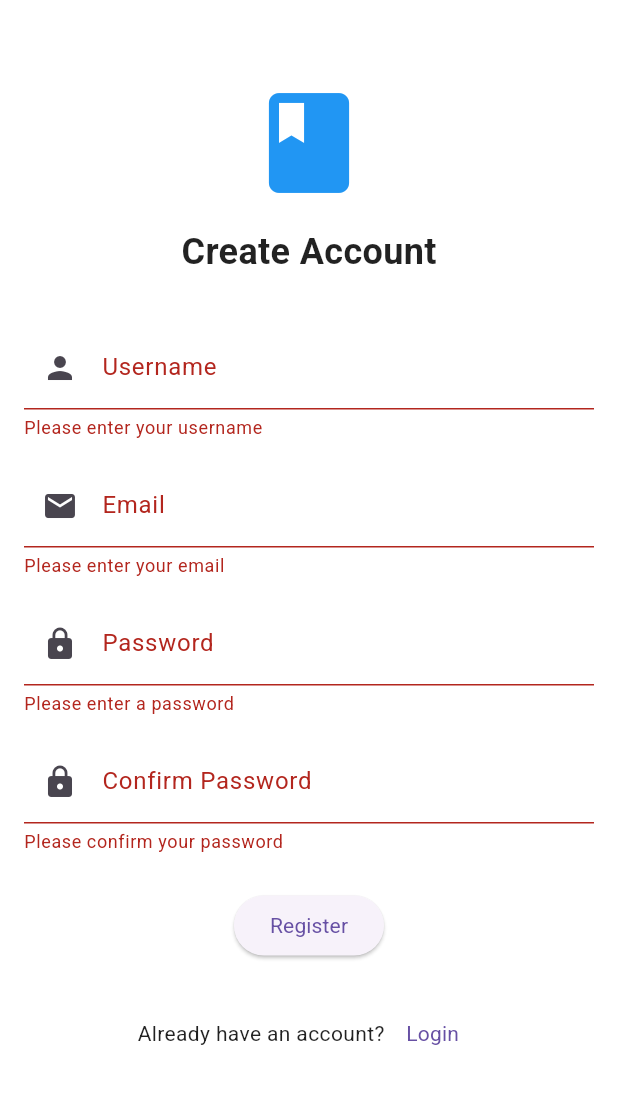
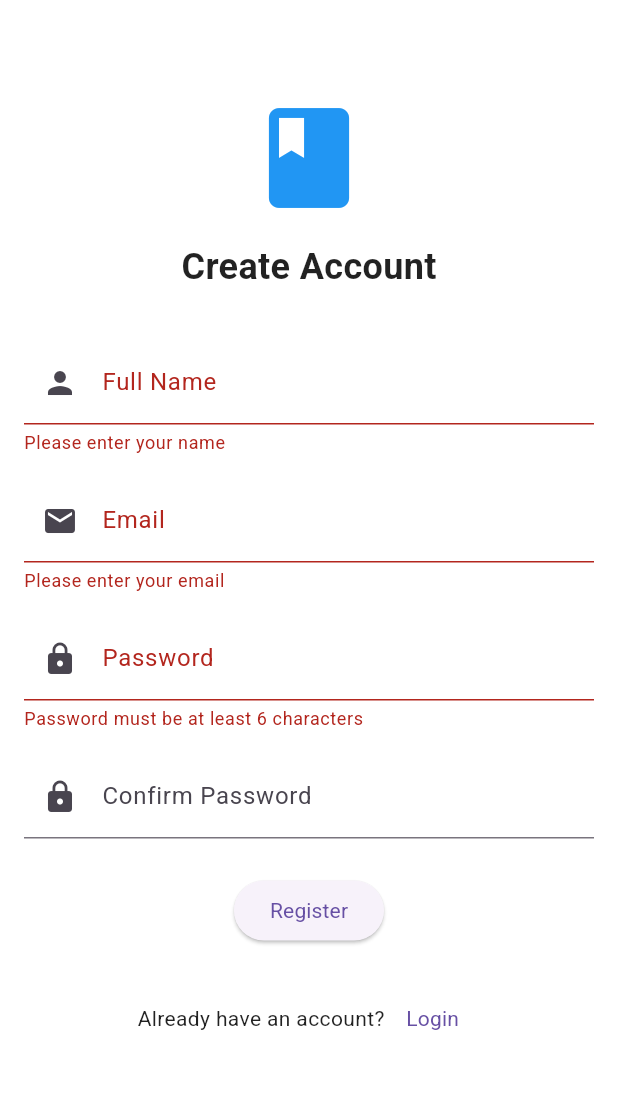
Before and after one commit to hearyaldy/alkitab_2.0, a Flutter app: the RegisterScreen screen opened by its route, after a tap on "Register", on a phone screen of 412 x 824 dp, the part 84-1188 px from its top. Run offline on Flutter 3.47's test engine with Material 3 defaults, Android fonts, the phone set to English and light mode, and no system bars; our stand-ins replace flutter_dotenv, flutter_riverpod, go_router, hive_flutter, supabase_flutter; accounts and stored records are empty.

Commit message:
User Name Fix

```diff
--- a/lib/screens/auth/register_screen.dart
+++ b/lib/screens/auth/register_screen.dart
@@ -1,6 +1,7 @@
 import 'package:flutter/material.dart';
 import 'package:flutter_riverpod/flutter_riverpod.dart';
 import 'package:go_router/go_router.dart';
+import 'package:supabase_flutter/supabase_flutter.dart';
 import '../../providers/auth_provider.dart';
 
 class RegisterScreen extends ConsumerStatefulWidget {
@@ -12,8 +13,7 @@ class RegisterScreen extends ConsumerStatefulWidget {
 
 class RegisterScreenState extends ConsumerState<RegisterScreen> {
   final _formKey = GlobalKey<FormState>();
-  final _usernameController =
-      TextEditingController(); // Added username controller
+  final _usernameController = TextEditingController();
   final _emailController = TextEditingController();
   final _passwordController = TextEditingController();
   final _confirmPasswordController = TextEditingController();
@@ -37,15 +37,25 @@ class RegisterScreenState extends ConsumerState<RegisterScreen> {
       });
 
       try {
-        // Added username in the sign-up process
-        await ref.read(authProvider.notifier).signUp(
-              username: _usernameController.text.trim(),
-              email: _emailController.text.trim(),
-              password: _passwordController.text,
+        final email = _emailController.text.trim();
+        final password = _passwordController.text;
+        final username = _usernameController.text.trim();
+
+        final response = await Supabase.instance.client.auth.signUp(
+          email: email,
+          password: password,
+          data: {
+            'full_name': username,
+          },
         );
 
+        if (response.user != null) {
           if (mounted) {
+            ScaffoldMessenger.of(context).showSnackBar(
+              const SnackBar(content: Text('Registration successful!')),
+            );
             context.go('/home');
+          }
         }
       } catch (e) {
         setState(() {
@@ -73,42 +83,24 @@ class RegisterScreenState extends ConsumerState<RegisterScreen> {
           child: Form(
             key: _formKey,
             child: Column(
-              mainAxisAlignment: MainAxisAlignment.center,
-              crossAxisAlignment: CrossAxisAlignment.center,
               children: [
-                // Logo or app name
-                const Icon(
-                  Icons.book,
-                  size: 80,
-                  color: Colors.blue,
-                ),
+                const Icon(Icons.book, size: 80, color: Colors.blue),
                 const SizedBox(height: 16),
-                const Text(
-                  'Create Account',
-                  style: TextStyle(
-                    fontSize: 24,
-                    fontWeight: FontWeight.bold,
-                  ),
-                ),
+                const Text('Create Account',
+                    style:
+                        TextStyle(fontSize: 24, fontWeight: FontWeight.bold)),
                 const SizedBox(height: 32),
-
-                // Username field
                 TextFormField(
                   controller: _usernameController,
                   decoration: const InputDecoration(
-                    labelText: 'Username',
+                    labelText: 'Full Name',
                     prefixIcon: Icon(Icons.person),
                   ),
-                  validator: (value) {
-                    if (value == null || value.isEmpty) {
-                      return 'Please enter your username';
-                    }
-                    return null;
-                  },
+                  validator: (value) => value == null || value.isEmpty
+                      ? 'Please enter your name'
+                      : null,
                 ),
                 const SizedBox(height: 16),
-
-                // Email field
                 TextFormField(
                   controller: _emailController,
                   decoration: const InputDecoration(
@@ -116,19 +108,13 @@ class RegisterScreenState extends ConsumerState<RegisterScreen> {
                     prefixIcon: Icon(Icons.email),
                   ),
                   keyboardType: TextInputType.emailAddress,
-                  validator: (value) {
-                    if (value == null || value.isEmpty) {
-                      return 'Please enter your email';
-                    }
-                    if (!value.contains('@')) {
-                      return 'Please enter a valid email';
-                    }
-                    return null;
-                  },
+                  validator: (value) => value == null || value.isEmpty
+                      ? 'Please enter your email'
+                      : !value.contains('@')
+                          ? 'Enter a valid email'
+                          : null,
                 ),
                 const SizedBox(height: 16),
-
-                // Password field
                 TextFormField(
                   controller: _passwordController,
                   decoration: const InputDecoration(
@@ -136,19 +122,11 @@ class RegisterScreenState extends ConsumerState<RegisterScreen> {
                     prefixIcon: Icon(Icons.lock),
                   ),
                   obscureText: true,
-                  validator: (value) {
-                    if (value == null || value.isEmpty) {
-                      return 'Please enter a password';
-                    }
-                    if (value.length < 6) {
-                      return 'Password must be at least 6 characters';
-                    }
-                    return null;
-                  },
+                  validator: (value) => value == null || value.length < 6
+                      ? 'Password must be at least 6 characters'
+                      : null,
                 ),
                 const SizedBox(height: 16),
-
-                // Confirm password field
                 TextFormField(
                   controller: _confirmPasswordController,
                   decoration: const InputDecoration(
@@ -156,49 +134,34 @@ class RegisterScreenState extends ConsumerState<RegisterScreen> {
                     prefixIcon: Icon(Icons.lock),
                   ),
                   obscureText: true,
-                  validator: (value) {
-                    if (value == null || value.isEmpty) {
-                      return 'Please confirm your password';
-                    }
-                    if (value != _passwordController.text) {
-                      return 'Passwords do not match';
-                    }
-                    return null;
-                  },
+                  validator: (value) => value != _passwordController.text
+                      ? 'Passwords do not match'
+                      : null,
                 ),
                 const SizedBox(height: 24),
-
-                // Register button
-                _isLoading
-                    ? const CircularProgressIndicator()
-                    : ElevatedButton(
+                if (_isLoading)
+                  const CircularProgressIndicator()
+                else
+                  ElevatedButton(
                     onPressed: _register,
                     child: const Text('Register'),
                   ),
-
-                // Error message
                 if (_errorMessage != null)
                   Padding(
                     padding: const EdgeInsets.only(top: 16),
                     child: Text(
                       _errorMessage!,
-                      style: TextStyle(
-                        color: Theme.of(context).colorScheme.error,
+                      style:
+                          TextStyle(color: Theme.of(context).colorScheme.error),
                     ),
                   ),
-                  ),
-
                 const SizedBox(height: 24),
-
-                // Login link
                 Row(
                   mainAxisAlignment: MainAxisAlignment.center,
                   children: [
                     const Text("Already have an account?"),
                     TextButton(
-                      onPressed: () {
-                        context.go('/login');
-                      },
+                      onPressed: () => context.go('/login'),
                       child: const Text('Login'),
                     ),
                   ],
```
Lines whose indentation alone changed are shown as unchanged.
